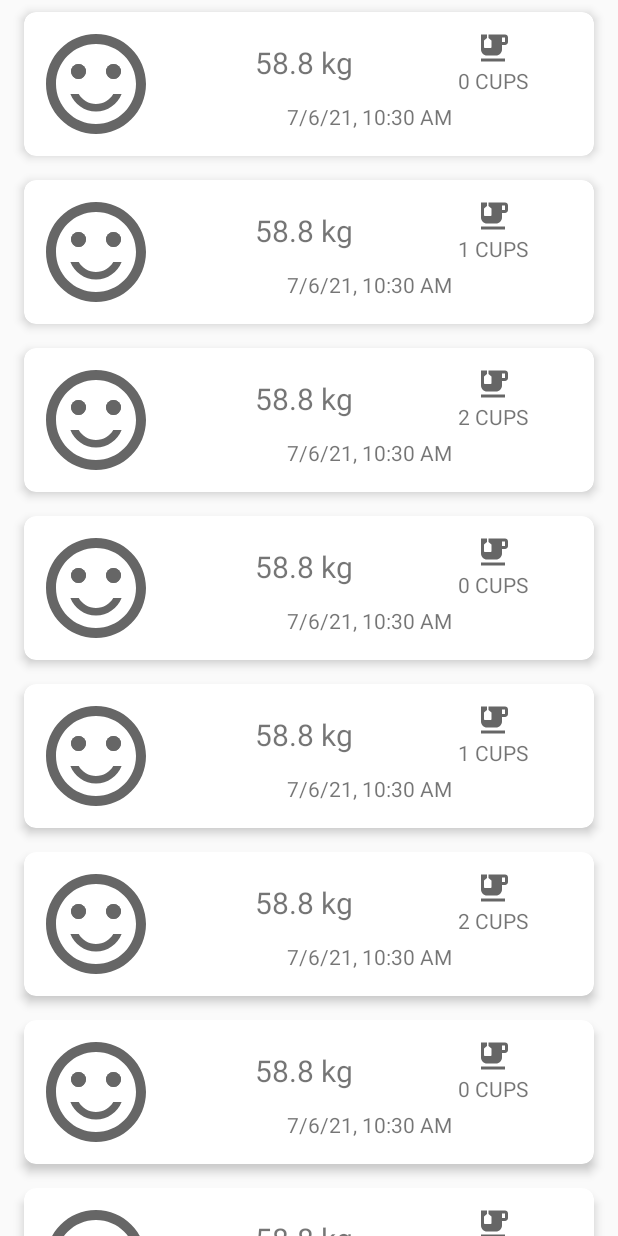
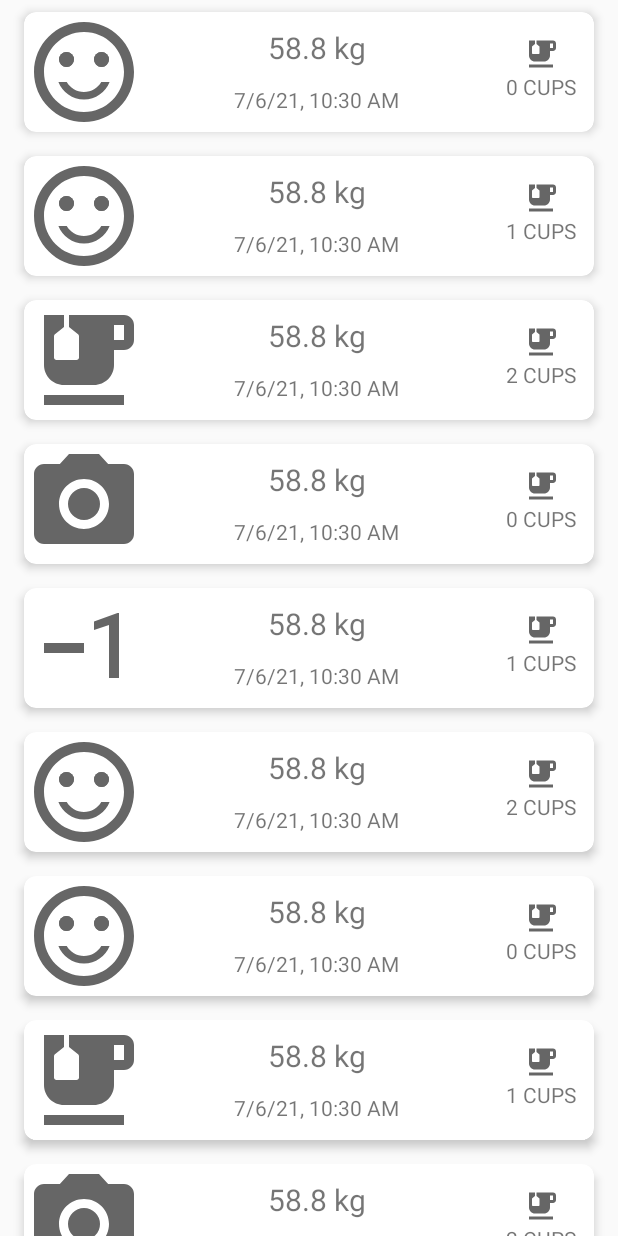
Before and after one commit to hyeyeong0237/DietDiary, an Android app: the screen it shows after launch (MainActivity), on a phone screen of 412 x 824 dp. Run offline under Robolectric (Android 15) with nearby library versions, the phone set to English and light mode, and no system bars.

Commit message:
DietDiary

```diff
--- a/app/src/main/java/com/example/dietdiary/DietListFragment.kt
+++ b/app/src/main/java/com/example/dietdiary/DietListFragment.kt
@@ -47,7 +47,7 @@ class DietListFragment : Fragment() {
         dietRecyclerView.adapter = adapter
     }
 
-    private inner class DietHolder(view : View) : RecyclerView.ViewHolder(view){
+    private inner class DietHolder(view : View) : RecyclerView.ViewHolder(view), View.OnClickListener{
 
         private lateinit var diet : Diet
 
@@ -56,6 +56,10 @@ class DietListFragment : Fragment() {
         private val waterTextView : TextView = itemView.findViewById(R.id.water_cups)
         private val MoodImage : ImageView = itemView.findViewById(R.id.diet_mood)
 
+        init {
+            itemView.setOnClickListener(this)
+        }
+
         fun bind(diet : Diet){
             this.diet = diet
             val weight = diet.weight.toString()
@@ -63,7 +67,19 @@ class DietListFragment : Fragment() {
             val cups = diet.water.toString()
             waterTextView.setText("$cups CUPS")
             dateTextView.text = DateFormat.getInstance().format(diet.date)
-            MoodImage.setImageDrawable(ContextCompat.getDrawable(requireContext(),R.drawable.smile))
+
+            when(diet.Mood){
+                1 -> MoodImage.setImageDrawable(ContextCompat.getDrawable(requireContext(),R.drawable.smile))
+                2 -> MoodImage.setImageDrawable(ContextCompat.getDrawable(requireContext(),R.drawable.water))
+                3 -> MoodImage.setImageDrawable(ContextCompat.getDrawable(requireContext(),R.drawable.camera))
+                4 -> MoodImage.setImageDrawable(ContextCompat.getDrawable(requireContext(),R.drawable.water_minus))
+                5 -> MoodImage.setImageDrawable(ContextCompat.getDrawable(requireContext(),R.drawable.water_plus))
+            }
+
+        }
+
+        override fun onClick(v: View?) {
+
         }
 
 
--- a/app/src/main/res/layout/list_item_diet.xml
+++ b/app/src/main/res/layout/list_item_diet.xml
@@ -13,8 +13,7 @@
     <LinearLayout
         android:layout_width="match_parent"
         android:layout_height="wrap_content"
-        android:orientation="horizontal"
-        android:padding="8dp">
+        android:orientation="horizontal">
 
         <ImageView
             android:id="@+id/diet_mood"
@@ -25,44 +24,47 @@
         <LinearLayout
             android:layout_width="match_parent"
             android:layout_height="match_parent"
-            android:orientation="vertical">
+            android:orientation="horizontal">
 
             <LinearLayout
-                android:layout_width="match_parent"
-                android:layout_height="wrap_content"
-                android:orientation="horizontal"
+                android:layout_width="wrap_content"
+                android:layout_height="match_parent"
+                android:orientation="vertical"
                 android:layout_weight="1">
 
                 <TextView
                     android:id="@+id/diet_weight"
-                    android:layout_width="wrap_content"
+                    android:layout_width="180dp"
                     android:layout_height="wrap_content"
                     android:layout_weight="1"
                     android:layout_gravity="center"
+                    android:layout_marginTop="10dp"
                     android:text="58.4 kg"
                     android:textSize="20dp"
-                    android:paddingLeft="30dp"
+                    android:textAlignment="center"
+                    tools:ignore="RtlCompat" />
+
+                <TextView
+                    android:id="@+id/diet_date"
+                    android:layout_width="match_parent"
+                    android:layout_height="wrap_content"
+                    android:layout_weight="1"
+                    android:text="Mon Jan 18 2021"
+                    android:layout_gravity="center"
                     android:textAlignment="center"/>
 
-                <TextView
-                    android:id="@+id/water_cups"
-                    android:layout_width="wrap_content"
-                    android:layout_height="wrap_content"
-                    android:layout_weight="1"
-                    android:drawableTop="@drawable/water"
-                    android:layout_gravity="center_vertical"
-                    android:text="4 CUPS"
-                    android:textAlignment="center"
-                    tools:ignore="RtlCompat" />
             </LinearLayout>
 
             <TextView
-                android:id="@+id/diet_date"
-                android:layout_width="match_parent"
-                android:layout_height="wrap_content"
-                android:layout_weight="1"
-                android:text="Mon Jan 18 15:41:20 2021"
-                android:textAlignment="center"/>
+                android:id="@+id/water_cups"
+                android:layout_width="70dp"
+                android:layout_height="match_parent"
+                android:layout_gravity="bottom"
+                android:layout_marginTop="16dp"
+                android:drawableTop="@drawable/water"
+                android:text="4 CUPS"
+                android:textAlignment="center"
+                tools:ignore="RtlCompat" />
 
         </LinearLayout>
 
```
